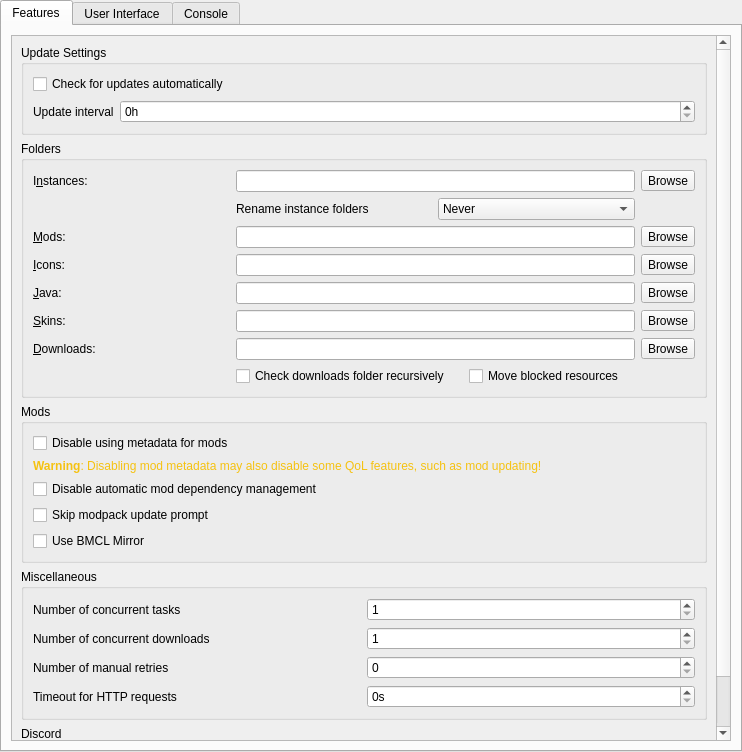
Above: launcher/ui/pages/global/LauncherPage.ui from HowXu/FreesmLauncher before the change. Below: the same form after it.
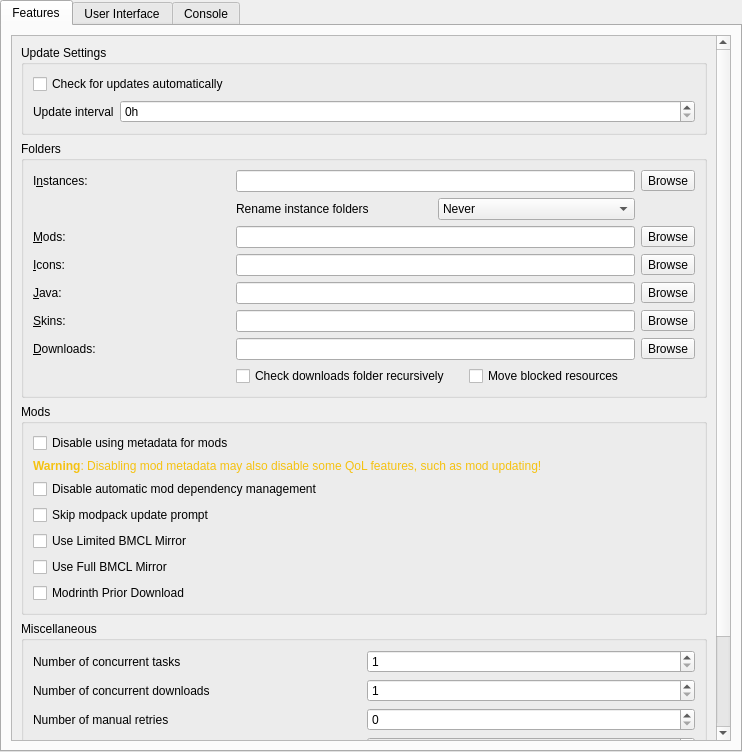
That is the form after the change. Custom widgets are drawn as their Qt base class.

Commit message: feat(Library.cpp,AssetUpdateTask.cpp,LauncherPage.cpp): add more options, there is still a bug that it's unavailable for BuildConfig.useFullBMCL load when launch.

Diff of the .ui file:
```diff
--- a/launcher/ui/pages/global/LauncherPage.ui
+++ b/launcher/ui/pages/global/LauncherPage.ui
@@ -337,7 +337,27 @@
                  <string>Use BMCL for minecrafr download.</string>
                 </property>
                 <property name="text">
-                 <string>Use BMCL Mirror</string>
+                 <string>Use Limited BMCL Mirror</string>
+                </property>
+               </widget>
+              </item>
+              <item>
+               <widget class="QCheckBox" name="useFullBMCLBtn">
+                <property name="toolTip">
+                 <string>Use full BMCL for minecrafr download.</string>
+                </property>
+                <property name="text">
+                 <string>Use Full BMCL Mirror</string>
+                </property>
+               </widget>
+              </item>
+              <item>
+               <widget class="QCheckBox" name="ModrinthPriorBtn">
+                <property name="toolTip">
+                 <string>Use Modrinth download at first.</string>
+                </property>
+                <property name="text">
+                 <string>Modrinth Prior Download</string>
                 </property>
                </widget>
               </item>
```
Left out of the diff: 4 changed lines with no effect on the pictures. The commit also changes 9 other files.
